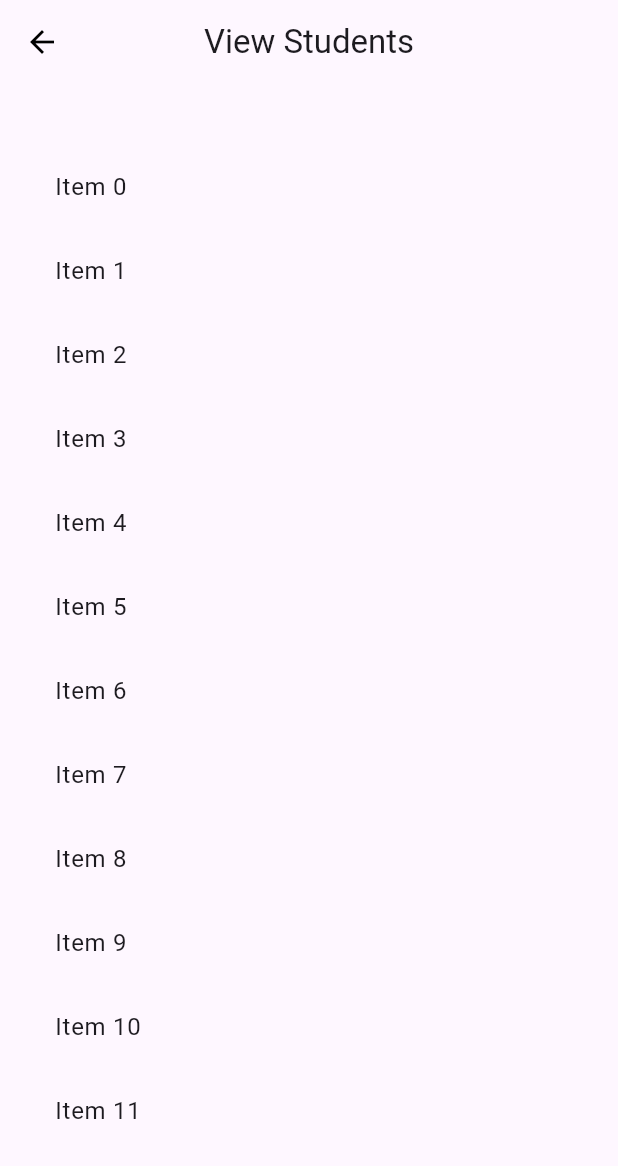
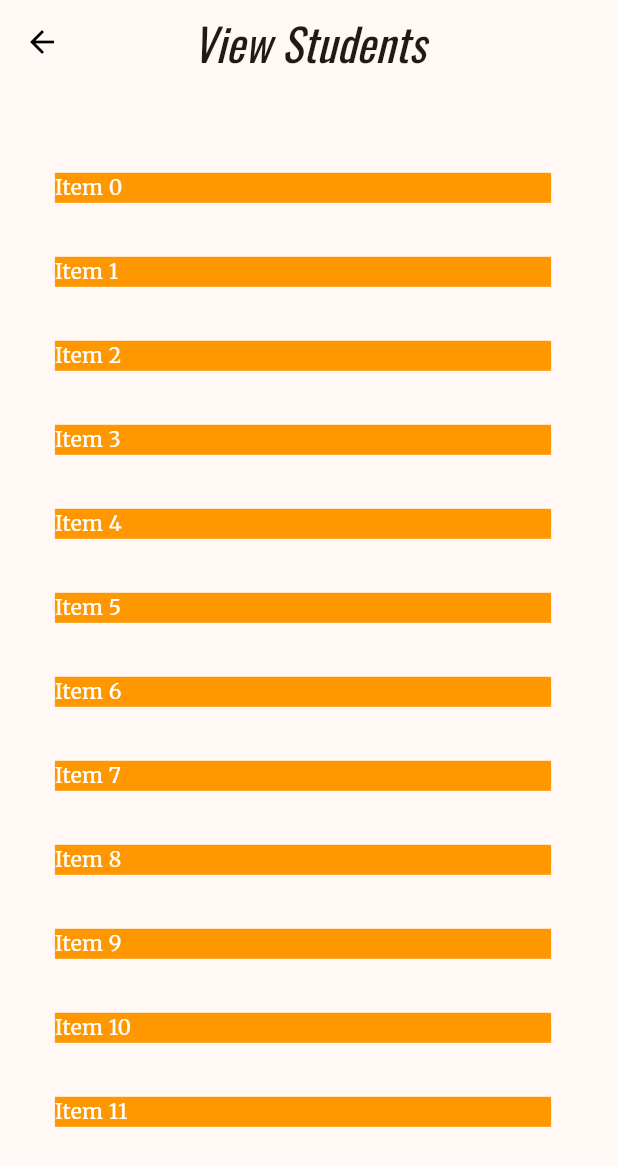
Before and after one commit to chanakageethan/flutter_student_manage_crud, a Flutter app: the screen it shows after launch, after a tap on "View Students", on a phone screen of 412 x 824 dp. Shown: the top 1166 px of the screen. Run offline on Flutter 3.47's test engine with Material 3 defaults, Android fonts, the phone set to English and light mode, and no system bars; our stand-ins replace google_fonts.

Commit message:
theme configuration

```diff
--- a/lib/main.dart
+++ b/lib/main.dart
@@ -2,6 +2,7 @@ import 'package:flutter/material.dart';
 import 'package:flutter_student_manage_crud/ui/home/home_screen.dart';
 import 'package:flutter_student_manage_crud/ui/manage_students/add_student_screen.dart';
 import 'package:flutter_student_manage_crud/ui/manage_students/view_students_screen.dart';
+import 'package:google_fonts/google_fonts.dart';
 
 void main() {
   runApp(const MyApp());
@@ -17,8 +18,32 @@ class MyApp extends StatelessWidget {
       debugShowCheckedModeBanner: false,
       title: 'Flutter Demo',
       theme: ThemeData(
-        colorScheme: ColorScheme.fromSeed(seedColor: Colors.deepPurple),
         useMaterial3: true,
+
+        // Define the default brightness and colors.
+        colorScheme: ColorScheme.fromSeed(
+          seedColor: Colors.orange,
+          primary: Colors.orange,
+          secondary: Colors.deepOrangeAccent,
+          tertiary: Colors.white,
+          brightness: Brightness.light,
+        ),
+
+        // Define the default `TextTheme`. Use this to specify the default
+        // text styling for headlines, titles, bodies of text, and more.
+        textTheme: TextTheme(
+          displayLarge: const TextStyle(
+            fontSize: 72,
+            fontWeight: FontWeight.bold,
+          ),
+          // ···
+          titleLarge: GoogleFonts.oswald(
+            fontSize: 30,
+            fontStyle: FontStyle.italic,
+          ),
+          bodyMedium: GoogleFonts.merriweather(),
+          displaySmall: GoogleFonts.pacifico(),
+        ),
       ),
       home: HomeScreen(),
     );
--- a/lib/ui/home/home_screen.dart
+++ b/lib/ui/home/home_screen.dart
@@ -26,6 +26,7 @@ class _HomeScreenState extends State<HomeScreen> {
           crossAxisAlignment: CrossAxisAlignment.center,
           children: [
             Card(
+              color: Theme.of(context).colorScheme.primary,
               clipBehavior: Clip.hardEdge,
               child: InkWell(
                 splashColor: Colors.blue.withAlpha(30),
@@ -39,11 +40,18 @@ class _HomeScreenState extends State<HomeScreen> {
                 child: SizedBox(
                   width: width / 1.5,
                   height: height / 5,
-                  child: const Center(child: Text('View Students')),
+                  child: Center(
+                      child: Text(
+                    'View Students',
+                    style: Theme.of(context).textTheme.bodyMedium!.copyWith(
+                          color: Theme.of(context).colorScheme.tertiary,
+                        ),
+                  )),
                 ),
               ),
             ),
             Card(
+              color: Theme.of(context).colorScheme.primary,
               clipBehavior: Clip.hardEdge,
               child: InkWell(
                 splashColor: Colors.blue.withAlpha(30),
@@ -57,7 +65,13 @@ class _HomeScreenState extends State<HomeScreen> {
                 child: SizedBox(
                   width: width / 1.5,
                   height: height / 5,
-                  child: const Center(child: Text('Add Students')),
+                  child: Center(
+                      child: Text(
+                    'Add Students',
+                    style: Theme.of(context).textTheme.bodyMedium!.copyWith(
+                          color: Theme.of(context).colorScheme.tertiary,
+                        ),
+                  )),
                 ),
               ),
             ),
--- a/lib/ui/manage_students/view_students_screen.dart
+++ b/lib/ui/manage_students/view_students_screen.dart
@@ -39,7 +39,14 @@ class _ViewStudentsScreenState extends State<ViewStudentsScreen> {
                           builder: (context) => const ManageStudentScreen()),
                     );
                   },
-                  child: Text(items[index])),
+                  child: Container(
+                      color: Theme.of(context).colorScheme.primary,
+
+                      child: Text(items[index],
+                        style: Theme.of(context).textTheme.bodyMedium!.copyWith(
+                          color: Theme.of(context).colorScheme.tertiary,
+                        ),
+                      ))),
             );
           },
         ),
--- a/pubspec.yaml
+++ b/pubspec.yaml
@@ -36,6 +36,7 @@ dependencies:
   # Use with the CupertinoIcons class for iOS style icons.
   cupertino_icons: ^1.0.6
   http: ^1.2.1
+  google_fonts: ^6.2.1
 
 dev_dependencies:
   flutter_test:
```
Also changed, not shown: pubspec.lock, 1 other file.
